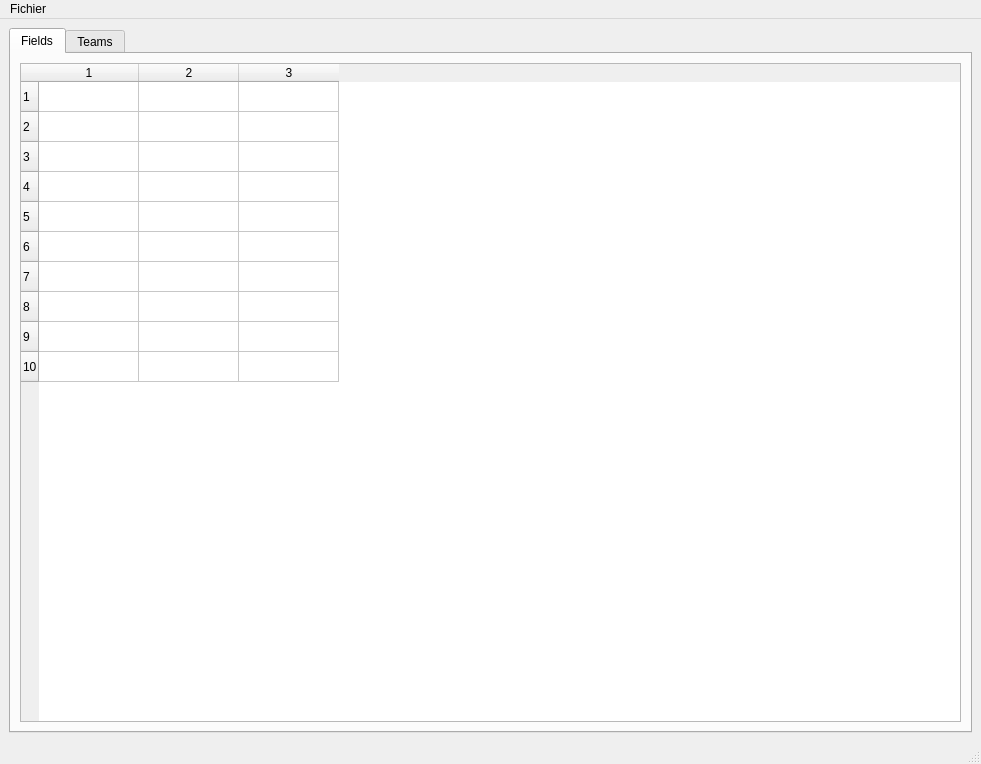
Qt form Perioder/perioder.ui (EOued/Projet_Stade) before a commit.
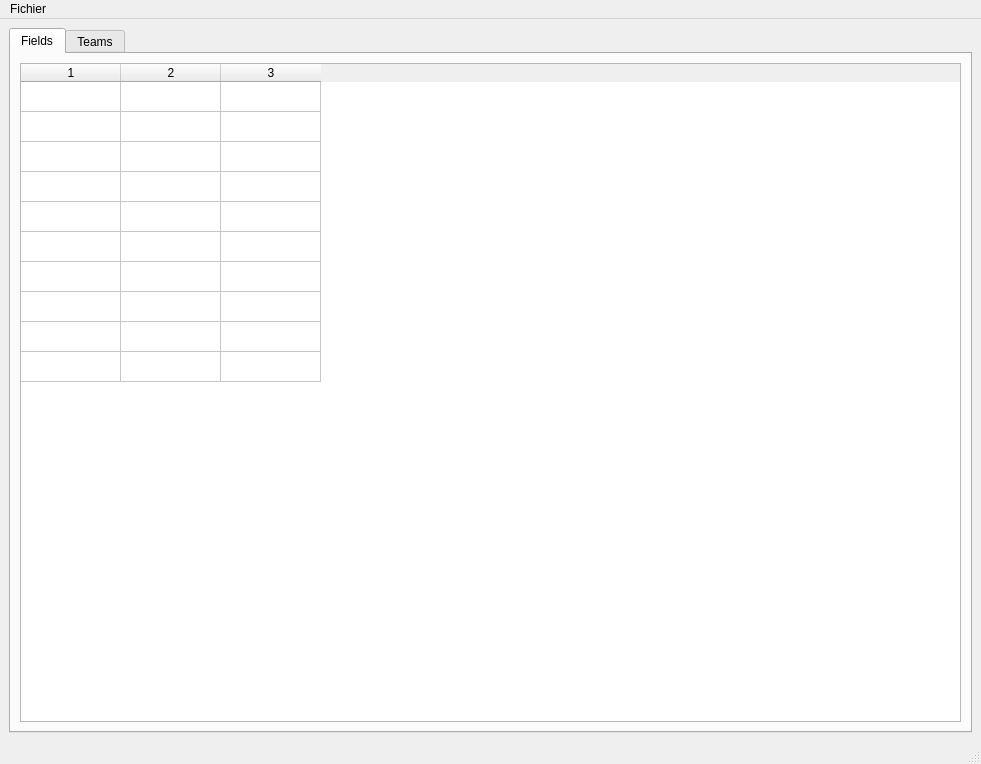
The same form after that commit.

Commit message: Linked Perioder with Scheduler

What changed in the file:
```diff
--- a/Perioder/perioder.ui
+++ b/Perioder/perioder.ui
@@ -37,7 +37,7 @@
         <item row="0" column="0">
          <widget class="QTableWidget" name="fields_table">
           <property name="sizePolicy">
-           <sizepolicy hsizetype="Preferred" vsizetype="Preferred">
+           <sizepolicy hsizetype="Preferred" vsizetype="MinimumExpanding">
             <horstretch>0</horstretch>
             <verstretch>0</verstretch>
            </sizepolicy>
@@ -66,6 +66,9 @@
           <property name="columnCount">
            <number>3</number>
           </property>
+          <attribute name="horizontalHeaderVisible">
+           <bool>true</bool>
+          </attribute>
           <attribute name="horizontalHeaderCascadingSectionResizes">
            <bool>false</bool>
           </attribute>
@@ -78,6 +81,12 @@
           <attribute name="horizontalHeaderStretchLastSection">
            <bool>false</bool>
           </attribute>
+          <attribute name="verticalHeaderVisible">
+           <bool>false</bool>
+          </attribute>
+          <attribute name="verticalHeaderHighlightSections">
+           <bool>false</bool>
+          </attribute>
           <row/>
           <row/>
           <row/>
```
Left out of the diff: 11 changed lines with no effect on the pictures. The commit also changes 8 other files.
